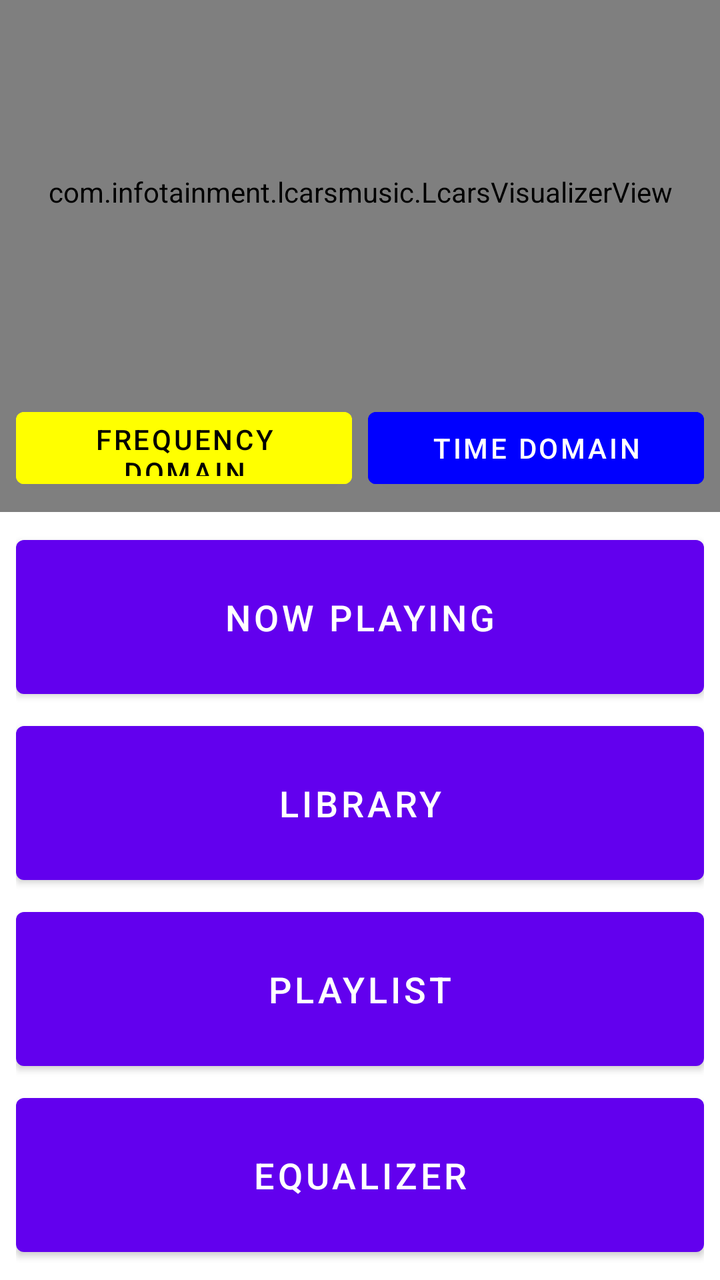
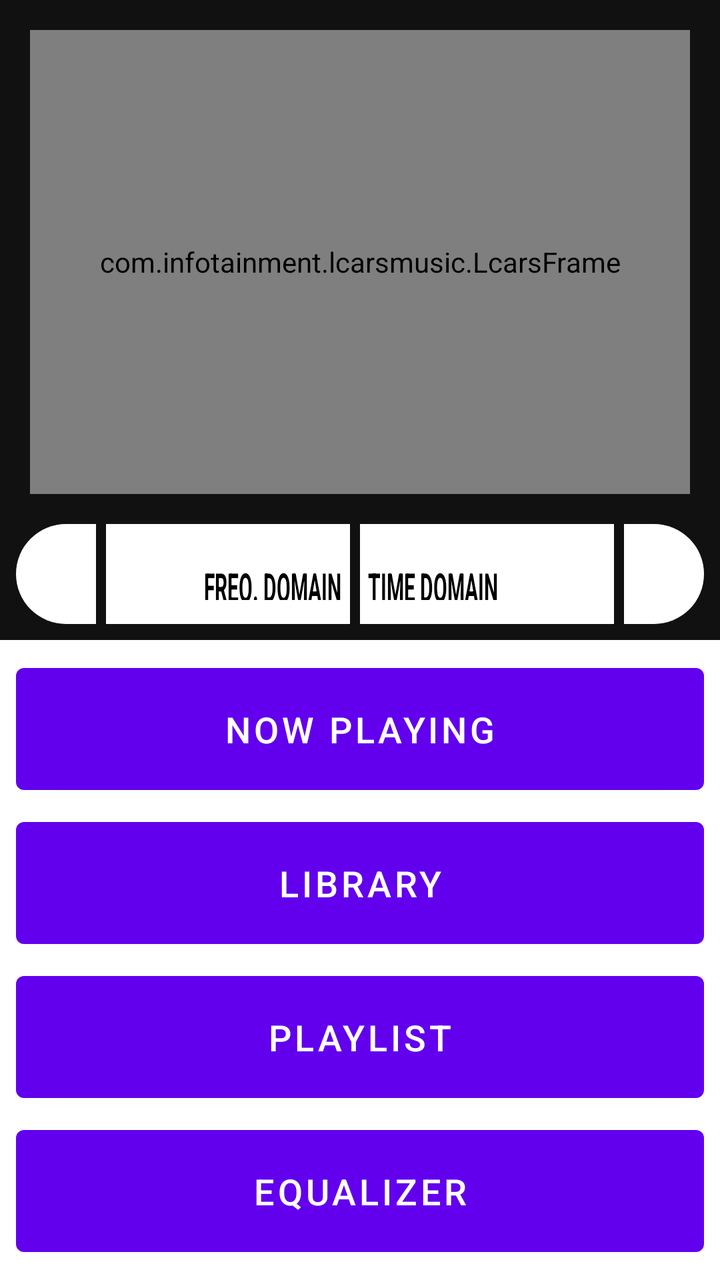

Compare the two renders of this Android layout. The source of the first and the diff that turns it into the second are given below.
<!-- AndroidManifest.xml: application theme Theme.LCARSMusic -->
<!-- res/layout/layout_left_panel.xml -->
<?xml version="1.0" encoding="utf-8"?>
<LinearLayout xmlns:android="http://schemas.android.com/apk/res/android"
    android:layout_width="match_parent"
    android:layout_height="match_parent"
    android:orientation="vertical"
    android:weightSum="1">

    <include
        layout="@layout/layout_visualizer"
        android:layout_width="match_parent"
        android:layout_height="0dp"
        android:layout_weight="0.40" />

    <include
        layout="@layout/layout_navigation_menu"
        android:layout_width="match_parent"
        android:layout_height="0dp"
        android:layout_weight="0.60" />

</LinearLayout>
<!-- res/layout/layout_visualizer.xml (included above) -->
<?xml version="1.0" encoding="utf-8"?>
<FrameLayout xmlns:android="http://schemas.android.com/apk/res/android"
    android:layout_width="match_parent"
    android:layout_height="match_parent"
    android:background="#111111">

    
    <com.infotainment.lcarsmusic.LcarsVisualizerView
        android:id="@+id/visualizer_view"
        android:layout_width="match_parent"
        android:layout_height="match_parent"
        android:paddingBottom="64dp" />

    <LinearLayout
        android:id="@+id/layout_visualizer_mode_toggle"
        android:layout_width="match_parent"
        android:layout_height="48dp"
        android:layout_gravity="bottom"
        android:layout_margin="8dp"
        android:orientation="horizontal">

        <Button
            android:id="@+id/btn_visualizer_frequency_domain"
            android:layout_width="0dp"
            android:layout_height="match_parent"
            android:layout_weight="1"
            android:backgroundTint="@color/lcars_visualizer_mode_selected"
            android:minHeight="48dp"
            android:text="@string/visualizer_mode_frequency_domain"
            android:textAllCaps="true"
            android:textColor="@android:color/black" />

        <Button
            android:id="@+id/btn_visualizer_time_domain"
            android:layout_width="0dp"
            android:layout_height="match_parent"
            android:layout_marginStart="8dp"
            android:layout_weight="1"
            android:backgroundTint="@color/lcars_visualizer_mode_unselected"
            android:minHeight="48dp"
            android:text="@string/visualizer_mode_time_domain"
            android:textAllCaps="true"
            android:textColor="@android:color/white" />

    </LinearLayout>

</FrameLayout>
<!-- res/layout/layout_navigation_menu.xml (included above) -->
<?xml version="1.0" encoding="utf-8"?>
<LinearLayout xmlns:android="http://schemas.android.com/apk/res/android"
    android:layout_width="match_parent"
    android:layout_height="match_parent"
    android:orientation="vertical"
    android:padding="8dp">

    <Button
        android:id="@+id/btn_now_playing"
        android:layout_width="match_parent"
        android:layout_height="0dp"
        android:layout_weight="1"
        android:layout_marginBottom="4dp"
        android:minHeight="48dp"
        android:text="NOW PLAYING"
        android:textAllCaps="true"
        android:textSize="18sp" />

    <Button
        android:id="@+id/btn_library"
        android:layout_width="match_parent"
        android:layout_height="0dp"
        android:layout_weight="1"
        android:layout_marginBottom="4dp"
        android:minHeight="48dp"
        android:text="LIBRARY"
        android:textAllCaps="true"
        android:textSize="18sp" />

    <Button
        android:id="@+id/btn_playlist"
        android:layout_width="match_parent"
        android:layout_height="0dp"
        android:layout_weight="1"
        android:layout_marginBottom="4dp"
        android:minHeight="48dp"
        android:text="PLAYLIST"
        android:textAllCaps="true"
        android:textSize="18sp" />

    <Button
        android:id="@+id/btn_equalizer"
        android:layout_width="match_parent"
        android:layout_height="0dp"
        android:layout_weight="1"
        android:minHeight="48dp"
        android:text="EQUALIZER"
        android:textAllCaps="true"
        android:textSize="18sp" />

</LinearLayout>
<!-- resources referenced by this layout -->
<resources>
  <color name="lcars_visualizer_mode_selected">#FFFF00</color>
  <color name="lcars_visualizer_mode_unselected">#0000FF</color>
  <string name="visualizer_mode_frequency_domain">FREQUENCY DOMAIN</string>
  <string name="visualizer_mode_time_domain">TIME DOMAIN</string>
  <style name="Theme.LCARSMusic" parent="Theme.MaterialComponents.DayNight.NoActionBar">
          
          <item name="colorPrimary">@color/purple_500</item>
          <item name="colorPrimaryVariant">@color/purple_700</item>
          <item name="colorOnPrimary">@color/white</item>
          
          <item name="colorSecondary">@color/teal_200</item>
          <item name="colorSecondaryVariant">@color/teal_700</item>
          <item name="colorOnSecondary">@color/black</item>
          
          <item name="android:statusBarColor">?attr/colorPrimaryVariant</item>
          
      </style>
  <color name="purple_500">#FF6200EE</color>
  <color name="purple_700">#FF3700B3</color>
  <color name="white">#FFFFFFFF</color>
  <color name="teal_200">#FF03DAC5</color>
  <color name="teal_700">#FF018786</color>
  <color name="black">#FF000000</color>
</resources>

<!-- the commit's change to res/layout/layout_left_panel.xml (unified diff, before → after) -->
@@ -9,63 +9,128 @@
         layout="@layout/layout_visualizer"
         android:layout_width="match_parent"
         android:layout_height="0dp"
-        android:layout_weight="0.40" />
+        android:layout_weight="0.50" />
 
     <include
         layout="@layout/layout_navigation_menu"
         android:layout_width="match_parent"
         android:layout_height="0dp"
-        android:layout_weight="0.60" />
+        android:layout_weight="0.50" />
 
 </LinearLayout>
 <!-- res/layout/layout_visualizer.xml (included above) -->
 <?xml version="1.0" encoding="utf-8"?>
-<FrameLayout xmlns:android="http://schemas.android.com/apk/res/android"
+<androidx.constraintlayout.widget.ConstraintLayout
+    xmlns:android="http://schemas.android.com/apk/res/android"
+    xmlns:app="http://schemas.android.com/apk/res-auto"
+    xmlns:tools="http://schemas.android.com/tools"
     android:layout_width="match_parent"
     android:layout_height="match_parent"
     android:background="#111111">
 
-    
-    <com.infotainment.lcarsmusic.LcarsVisualizerView
-        android:id="@+id/visualizer_view"
-        android:layout_width="match_parent"
-        android:layout_height="match_parent"
-        android:paddingBottom="64dp" />
+    <com.infotainment.lcarsmusic.LcarsFrame
+        android:layout_width="0dp"
+        android:layout_height="0dp"
+        android:layout_margin="15dp"
+        app:layout_constraintBottom_toTopOf="@+id/layout_visualizer_mode_toggle"
+        app:layout_constraintEnd_toEndOf="parent"
+        app:layout_constraintStart_toStartOf="parent"
+        app:layout_constraintTop_toTopOf="parent">
+
+        <com.infotainment.lcarsmusic.LcarsVisualizerView
+            android:id="@+id/visualizer_view"
+            android:layout_width="200dp"
+            android:layout_height="200dp" />
+
+    </com.infotainment.lcarsmusic.LcarsFrame>
 
     <LinearLayout
         android:id="@+id/layout_visualizer_mode_toggle"
         android:layout_width="match_parent"
-        android:layout_height="48dp"
+        android:layout_height="50dp"
         android:layout_gravity="bottom"
         android:layout_margin="8dp"
-        android:orientation="horizontal">
+        android:orientation="horizontal"
+        app:layout_constraintBottom_toBottomOf="parent"
+        tools:layout_editor_absoluteX="8dp">
 
-        <Button
+        <LinearLayout
             android:id="@+id/btn_visualizer_frequency_domain"
             android:layout_width="0dp"
             android:layout_height="match_parent"
             android:layout_weight="1"
-            android:backgroundTint="@color/lcars_visualizer_mode_selected"
-            android:minHeight="48dp"
-            android:text="@string/visualizer_mode_frequency_domain"
-            android:textAllCaps="true"
-            android:textColor="@android:color/black" />
+            android:orientation="horizontal"
+            android:clickable="true"
+            android:focusable="true">
 
-        <Button
+            <View
+                android:id="@+id/freq_tombstone"
+                android:layout_width="40dp"
+                android:layout_height="match_parent"
+                android:background="@drawable/bttn_tombstone_left" />
+
+            <FrameLayout
+                android:id="@+id/freq_container"
+                android:layout_width="match_parent"
+                android:layout_height="match_parent"
+                android:layout_marginStart="5dp"
+                android:layout_marginEnd="5dp"
+                android:background="#FFFFFF"
+                android:paddingEnd="4dp"
+                android:paddingBottom="12dp">
+
+                <TextView
+                    android:layout_width="wrap_content"
+                    android:layout_height="wrap_content"
+                    android:layout_gravity="bottom|end"
+                    android:text="FREQ. DOMAIN"
+                    android:textColor="#000000"
+                    android:textSize="10sp"
+                    android:textStyle="bold"
+                    android:scaleY="2.0" />
+            </FrameLayout>
+        </LinearLayout>
+
+        <LinearLayout
             android:id="@+id/btn_visualizer_time_domain"
             android:layout_width="0dp"
             android:layout_height="match_parent"
-            android:layout_marginStart="8dp"
             android:layout_weight="1"
-            android:backgroundTint="@color/lcars_visualizer_mode_unselected"
-            android:minHeight="48dp"
-            android:text="@string/visualizer_mode_time_domain"
-            android:textAllCaps="true"
-            android:textColor="@android:color/white" />
+            android:orientation="horizontal"
+            android:clickable="true"
+            android:focusable="true">
+
+            <FrameLayout
+                android:id="@+id/time_container"
+                android:layout_width="match_parent"
+                android:layout_height="match_parent"
+                android:layout_weight="1"
+                android:layout_marginEnd="5dp"
+                android:background="#FFFFFF"
+                android:paddingStart="4dp"
+                android:paddingBottom="12dp">
+
+                <TextView
+                    android:layout_width="wrap_content"
+                    android:layout_height="wrap_content"
+                    android:layout_gravity="bottom|start"
+                    android:text="TIME DOMAIN"
+                    android:textColor="#000000"
+                    android:textSize="10sp"
+                    android:textStyle="bold"
+                    android:scaleY="2.0" />
+            </FrameLayout>
+
+            <View
+                android:id="@+id/time_tombstone"
+                android:layout_width="40dp"
+                android:layout_height="match_parent"
+                android:background="@drawable/bttn_tombstone_right" />
+        </LinearLayout>
 
     </LinearLayout>
 
-</FrameLayout>
+</androidx.constraintlayout.widget.ConstraintLayout>
 <!-- res/layout/layout_navigation_menu.xml (included above) -->
 <?xml version="1.0" encoding="utf-8"?>
 <LinearLayout xmlns:android="http://schemas.android.com/apk/res/android"
<!-- resource entries referenced after the edit -->
@@ -1,9 +1,27 @@
 <!-- resources referenced by this layout -->
 <resources>
-  <color name="lcars_visualizer_mode_selected">#FFFF00</color>
-  <color name="lcars_visualizer_mode_unselected">#0000FF</color>
-  <string name="visualizer_mode_frequency_domain">FREQUENCY DOMAIN</string>
-  <string name="visualizer_mode_time_domain">TIME DOMAIN</string>
+  <!-- drawable bttn_tombstone_left (drawable) -->
+  <?xml version="1.0" encoding="utf-8"?>
+  <shape xmlns:android="http://schemas.android.com/apk/res/android"
+      android:shape="rectangle">
+      <solid android:color="#FFFFFF" />
+      <corners
+          android:topLeftRadius="999dp"
+          android:bottomLeftRadius="999dp"
+          android:topRightRadius="0dp"
+          android:bottomRightRadius="0dp" />
+  </shape>
+  <!-- drawable bttn_tombstone_right (drawable) -->
+  <?xml version="1.0" encoding="utf-8"?>
+  <shape xmlns:android="http://schemas.android.com/apk/res/android"
+      android:shape="rectangle">
+      <solid android:color="#FFFFFF" />
+      <corners
+          android:topLeftRadius="0dp"
+          android:bottomLeftRadius="0dp"
+          android:topRightRadius="999dp"
+          android:bottomRightRadius="999dp" />
+  </shape>
   <style name="Theme.LCARSMusic" parent="Theme.MaterialComponents.DayNight.NoActionBar">
           
           <item name="colorPrimary">@color/purple_500</item>
